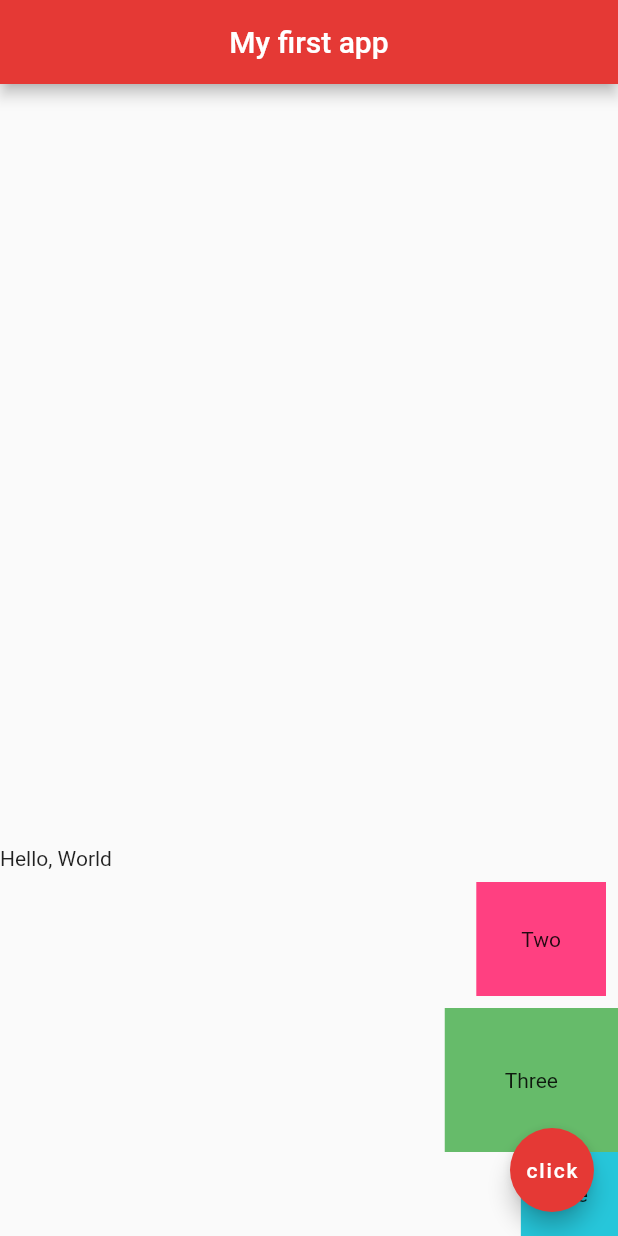
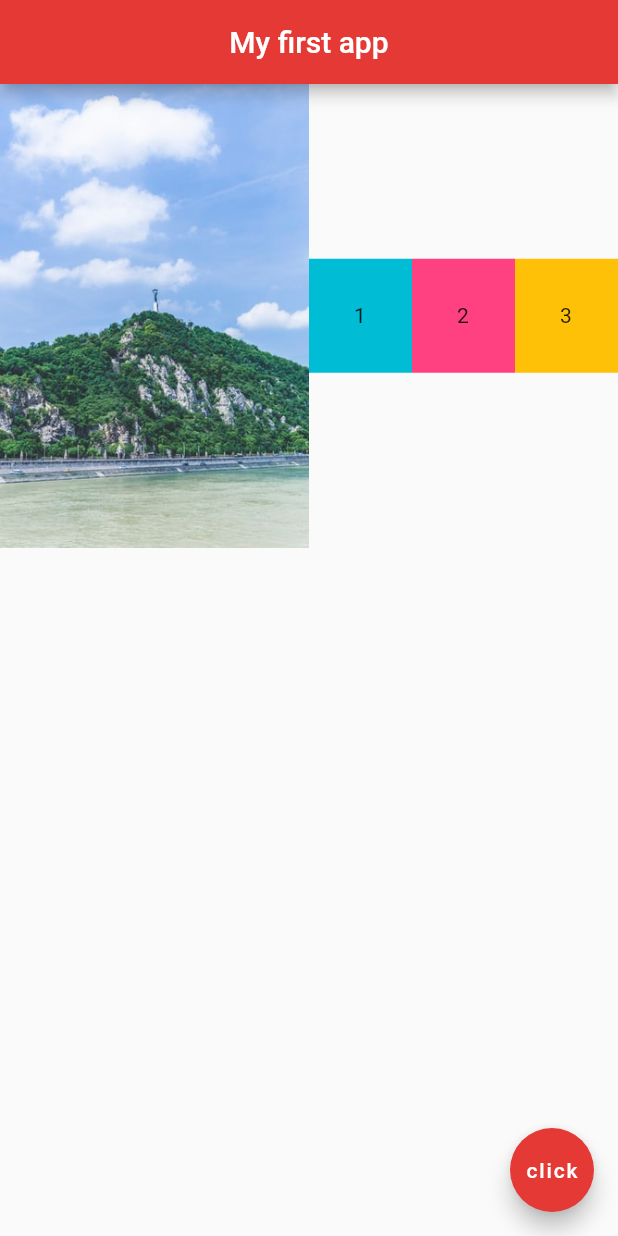
Before and after one commit to NguyenPhatBG/flutter-app-01, a Flutter app: the screen it shows after launch, on a phone screen of 412 x 824 dp. Run offline on Flutter 3.47's test engine with Material 2 defaults, Android fonts, the phone set to English and light mode, and no system bars.

Commit message:
Expanded Widgets

```diff
--- a/lib/main.dart
+++ b/lib/main.dart
@@ -13,35 +13,35 @@ class Home extends StatelessWidget {
         centerTitle: true,
         backgroundColor: Colors.red[600],
       ),
-      body: Column(
-        mainAxisAlignment: MainAxisAlignment.end,
-        crossAxisAlignment: CrossAxisAlignment.end,
+      body: Row(
         children: <Widget>[
-          Row(
-            children: <Widget>[
-              Text('Hello, '),
-              Text('World')
-            ],
+          Expanded(
+              child: Image.asset('assets/photo-2.jpg'),
+            flex: 3,
           ),
-          Container(
-            child: Padding(
-              padding: const EdgeInsets.all(8.0),
-              child: Container(
-                padding: EdgeInsets.all(30.0),
-                child: Text('Two'),
-                color: Colors.pinkAccent,
-              ),
+          Expanded(
+            flex: 1,
+            child: Container(
+              padding: EdgeInsets.all(30.0),
+              color: Colors.cyan,
+              child: Text('1'),
             ),
           ),
-          Container(
-            padding: EdgeInsets.all(40.0),
-            child: Text('Three'),
-            color: Colors.green[400],
+          Expanded(
+            flex: 1,
+            child: Container(
+              padding: EdgeInsets.all(30.0),
+              color: Colors.pinkAccent,
+              child: Text('2'),
+            ),
           ),
-          Container(
-            padding: EdgeInsets.all(20.0),
-            child: Text('One'),
-            color: Colors.cyan[400],
+          Expanded(
+            flex: 1,
+            child: Container(
+              padding: EdgeInsets.all(30.0),
+              color: Colors.amber,
+              child: Text('3'),
+            ),
           ),
         ],
       ),
```
